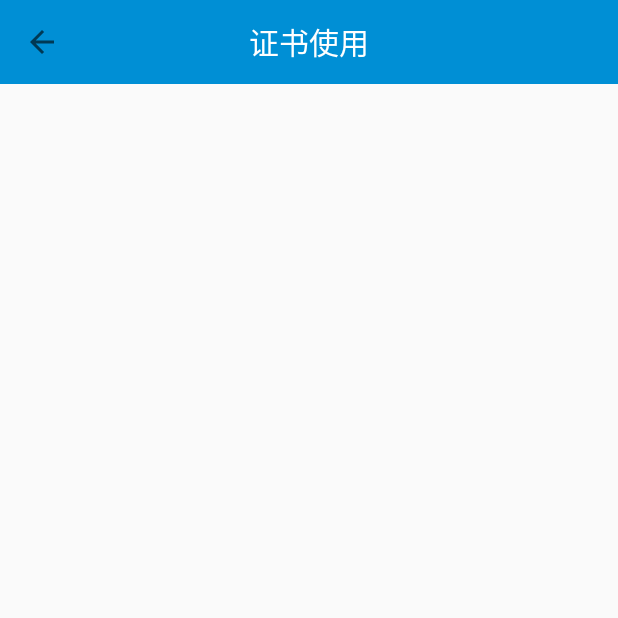
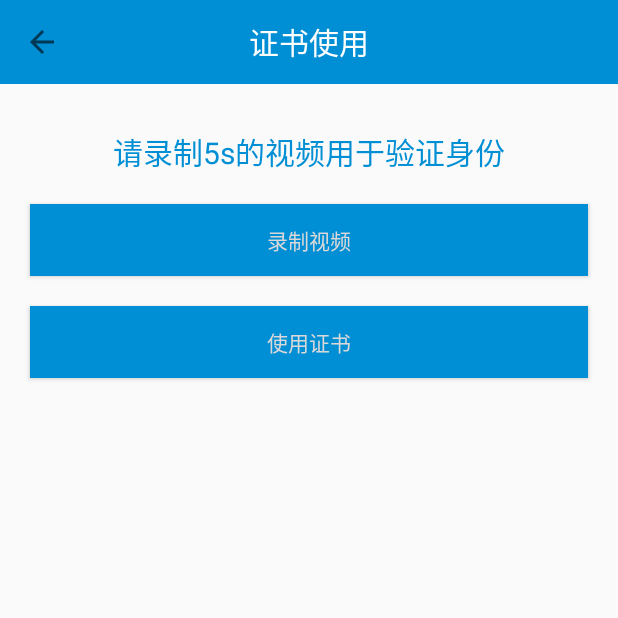
Before and after one commit to AIChainRUC/zihuajianding, an Android app: the SignCertificateActivity screen opened directly, with no data from a screen before it, on a phone screen of 412 x 824 dp, the top half of it. Run offline under Robolectric (Android 15) with nearby library versions, the phone set to English and light mode, and no system bars.

Commit message:
add sign certificate

```diff
--- a/app/build.gradle
+++ b/app/build.gradle
@@ -27,10 +27,13 @@ dependencies {
     implementation fileTree(dir: 'libs', include: ['*.jar'])
     implementation 'com.android.support:appcompat-v7:27.1.0'
     implementation 'com.android.support.constraint:constraint-layout:1.0.2'
-    implementation 'com.tencent.bugly:crashreport:latest.release'
+    implementation 'com.tencent.bugly:crashreport_upgrade:latest.release'
+    implementation 'com.tencent.bugly:nativecrashreport:latest.release'
     implementation 'com.squareup.okhttp3:okhttp:3.10.0'
     implementation 'com.squareup.okio:okio:1.7.0'
     implementation 'id.zelory:compressor:2.1.0'
+    implementation 'com.squareup.okhttp3:logging-interceptor:3.1.2'
+    implementation 'com.mabeijianxi:small-video-record2:2.0.3@aar'//https://github.com/mabeijianxi/small-video-record/blob/master/document/2.x_using_help.md
     testImplementation 'junit:junit:4.12'
     androidTestImplementation 'com.android.support.test:runner:1.0.1'
     androidTestImplementation 'com.android.support.test.espresso:espresso-core:3.0.1'
--- a/app/src/main/AndroidManifest.xml
+++ b/app/src/main/AndroidManifest.xml
@@ -54,6 +54,7 @@
         <activity android:name=".activity.AdvicesActivity" />
         <activity android:name=".activity.AboutUsActivity" />
         <activity android:name=".activity.UserHelp"></activity>
+        <activity android:name="com.mabeijianxi.smallvideorecord2.MediaRecorderActivity"/>
         <provider
             android:name="android.support.v4.content.FileProvider"
             android:authorities="com.lingyun.zihua.fileprovider"
--- a/app/src/main/java/com/lingyun/zihua/activity/SignCertificateActivity.java
+++ b/app/src/main/java/com/lingyun/zihua/activity/SignCertificateActivity.java
@@ -3,6 +3,7 @@ package com.lingyun.zihua.activity;
 import android.support.v7.app.AppCompatActivity;
 import android.os.Bundle;
 import android.support.v7.widget.Toolbar;
+import android.widget.Button;
 
 import com.lingyun.zihua.R;
 import com.lingyun.zihua.base.BaseActivity;
@@ -13,12 +14,19 @@ import com.lingyun.zihua.base.BaseActivity;
 public class SignCertificateActivity extends BaseActivity {
     //Toolbar相关
     private Toolbar toolbar;
+    private Button sign_certi_btn;
     @Override
     protected void onCreate(Bundle savedInstanceState) {
         super.onCreate(savedInstanceState);
         setContentView(R.layout.activity_sign_certificate);
         initToolbar();
+        initView();
     }
+
+    private void initView() {
+        sign_certi_btn=(Button)findViewById(R.id.sign_certi_btn);
+    }
+
     private void initToolbar() {
         toolbar = (Toolbar) findViewById(R.id.toolbar_sign_certificate);
         setSupportActionBar(toolbar);
--- a/app/src/main/java/com/lingyun/zihua/base/BaseApplication.java
+++ b/app/src/main/java/com/lingyun/zihua/base/BaseApplication.java
@@ -15,7 +15,7 @@ public class BaseApplication extends Application {
     @Override
     public void onCreate() {
         super.onCreate();
-        Bugly.init(getApplicationContext(), "8d5b7b67b2", false);
+        Bugly.init(getApplicationContext(), "8d5b7b67b2", true);
         application = this;
         mainTid = android.os.Process.myTid();
         handler = new Handler();
--- a/app/src/main/java/com/lingyun/zihua/base/BaseAsyTask.java
+++ b/app/src/main/java/com/lingyun/zihua/base/BaseAsyTask.java
@@ -22,6 +22,7 @@ import okhttp3.OkHttpClient;
 import okhttp3.Request;
 import okhttp3.RequestBody;
 import okhttp3.Response;
+import okhttp3.logging.HttpLoggingInterceptor;
 
 /**
  * author: anapodoton
@@ -85,6 +86,8 @@ public class BaseAsyTask extends AsyncTask<String, String, String> {
                 .connectTimeout(5 * 1000, TimeUnit.MILLISECONDS)//链接超时;
                 .readTimeout(10 * 1000, TimeUnit.MILLISECONDS) //读取超时
                 .writeTimeout(10 * 1000, TimeUnit.MILLISECONDS) //写入超时
+                .addInterceptor(new HttpLoggingInterceptor())
+                .retryOnConnectionFailure(false)
                 .build();
     }
 
--- a/app/src/main/res/layout/activity_sign_certificate.xml
+++ b/app/src/main/res/layout/activity_sign_certificate.xml
@@ -20,4 +20,37 @@
             android:textColor="#fff"
             android:textSize="20sp" />
     </android.support.v7.widget.Toolbar>
+    <TextView
+        android:layout_width="wrap_content"
+        android:layout_height="wrap_content"
+        android:text="请录制5s的视频用于验证身份"
+        android:textSize="20sp"
+        android:textColor="@color/main_hue"
+        android:layout_gravity="center"
+        android:layout_marginTop="30dp"/>
+    <Button
+        android:id="@+id/sign_certi_btn"
+        android:layout_width="match_parent"
+        android:layout_height="wrap_content"
+        android:background="@color/main_hue"
+        android:textColor="@color/text_color"
+        android:layout_marginLeft="20dp"
+        android:layout_marginRight="20dp"
+        android:layout_marginTop="20dp"
+        android:text="录制视频"/>
+    <TextView
+        android:id="@+id/sign_certi_text"
+        android:layout_width="wrap_content"
+        android:layout_height="wrap_content"
+        android:visibility="gone" />
+    <Button
+        android:id="@+id/sign_using_btn"
+        android:layout_width="match_parent"
+        android:layout_height="wrap_content"
+        android:background="@color/main_hue"
+        android:textColor="@color/text_color"
+        android:layout_marginLeft="20dp"
+        android:layout_marginRight="20dp"
+        android:layout_marginTop="20dp"
+        android:text="使用证书"/>
 </LinearLayout>
```
Also changed, not shown: app/src/main/java/com/lingyun/zihua/activity/GenerateCertificateActivity.java (+5 -5 lines), app/src/main/res/layout/activity_generate_certificate.xml (+5 -7 lines), 4 other files.
